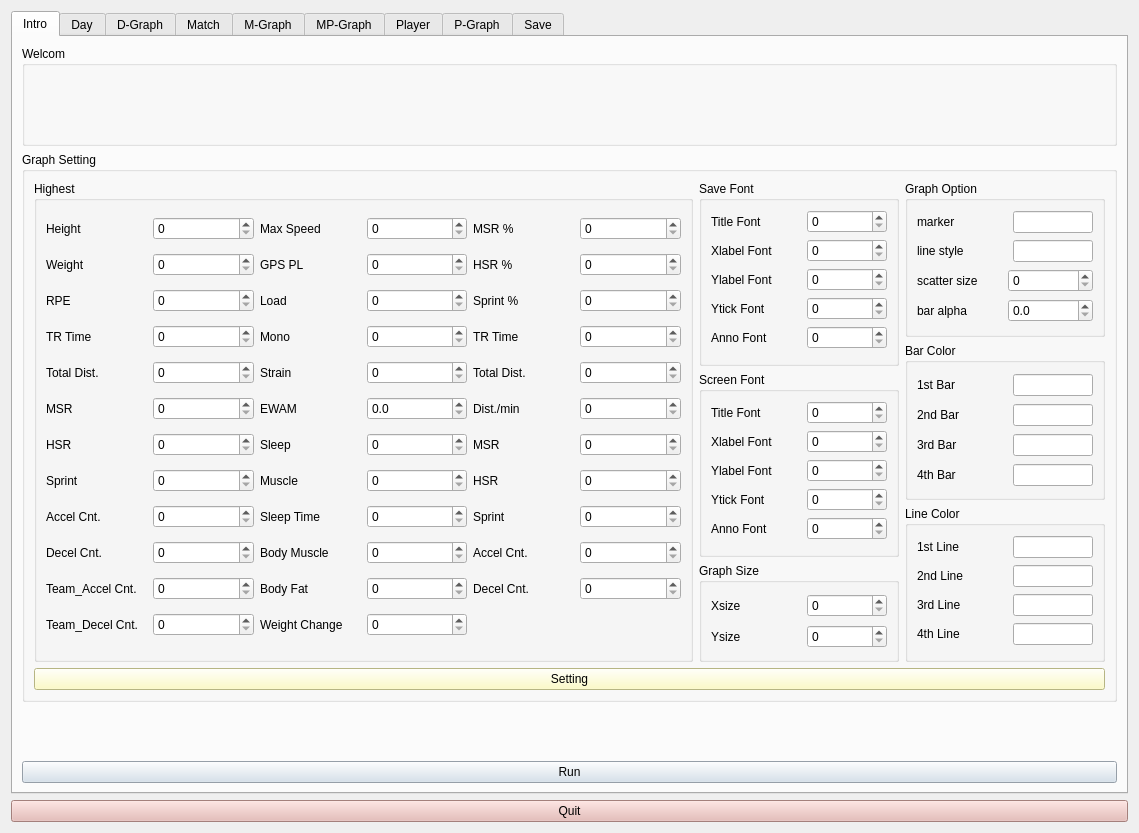
The window that uiFiles/physico_main.ui (sseungyong/physico_project) describes before a commit, drawn with Qt 5.
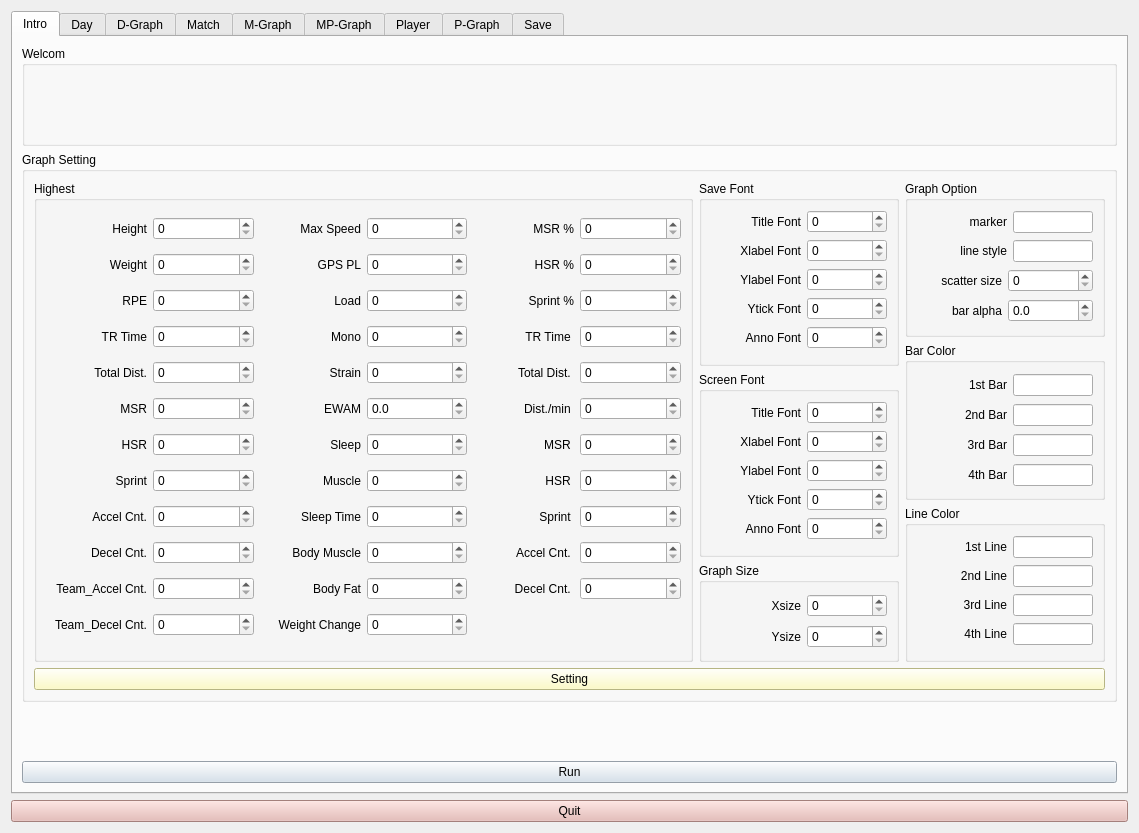
The same window after the commit. Icons and pictures are not drawn.

```diff
--- a/uiFiles/physico_main.ui
+++ b/uiFiles/physico_main.ui
@@ -113,6 +113,9 @@
                    <property name="text">
                     <string>Total Dist.</string>
                    </property>
+                   <property name="alignment">
+                    <set>Qt::AlignRight|Qt::AlignTrailing|Qt::AlignVCenter</set>
+                   </property>
                   </widget>
                  </item>
                  <item>
@@ -134,6 +137,9 @@
                    <property name="text">
                     <string>Height</string>
                    </property>
+                   <property name="alignment">
+                    <set>Qt::AlignRight|Qt::AlignTrailing|Qt::AlignVCenter</set>
+                   </property>
                   </widget>
                  </item>
                  <item>
@@ -155,6 +161,9 @@
                    <property name="text">
                     <string>Weight</string>
                    </property>
+                   <property name="alignment">
+                    <set>Qt::AlignRight|Qt::AlignTrailing|Qt::AlignVCenter</set>
+                   </property>
                   </widget>
                  </item>
                  <item>
@@ -176,6 +185,9 @@
                    <property name="text">
                     <string>GPS PL</string>
                    </property>
+                   <property name="alignment">
+                    <set>Qt::AlignRight|Qt::AlignTrailing|Qt::AlignVCenter</set>
+                   </property>
                   </widget>
                  </item>
                  <item>
@@ -197,6 +209,9 @@
                    <property name="text">
                     <string>Load</string>
                    </property>
+                   <property name="alignment">
+                    <set>Qt::AlignRight|Qt::AlignTrailing|Qt::AlignVCenter</set>
+                   </property>
                   </widget>
                  </item>
                  <item>
@@ -218,6 +233,9 @@
                    <property name="text">
                     <string>Max Speed</string>
                    </property>
+                   <property name="alignment">
+                    <set>Qt::AlignRight|Qt::AlignTrailing|Qt::AlignVCenter</set>
+                   </property>
                   </widget>
                  </item>
                  <item>
@@ -239,6 +257,9 @@
                    <property name="text">
                     <string>MSR %</string>
                    </property>
+                   <property name="alignment">
+                    <set>Qt::AlignRight|Qt::AlignTrailing|Qt::AlignVCenter</set>
+                   </property>
                   </widget>
                  </item>
                  <item>
@@ -257,6 +278,9 @@
                    <property name="text">
                     <string>RPE</string>
                    </property>
+                   <property name="alignment">
+                    <set>Qt::AlignRight|Qt::AlignTrailing|Qt::AlignVCenter</set>
+                   </property>
                   </widget>
                  </item>
                  <item>
@@ -275,6 +299,9 @@
                    <property name="text">
                     <string>MSR</string>
                    </property>
+                   <property name="alignment">
+                    <set>Qt::AlignRight|Qt::AlignTrailing|Qt::AlignVCenter</set>
+                   </property>
                   </widget>
                  </item>
                  <item>
@@ -296,6 +323,9 @@
                    <property name="text">
                     <string>Sprint %</string>
                    </property>
+                   <property name="alignment">
+                    <set>Qt::AlignRight|Qt::AlignTrailing|Qt::AlignVCenter</set>
+                   </property>
                   </widget>
                  </item>
                  <item>
@@ -314,6 +344,9 @@
                    <property name="text">
                     <string>Mono</string>
                    </property>
+                   <property name="alignment">
+                    <set>Qt::AlignRight|Qt::AlignTrailing|Qt::AlignVCenter</set>
+                   </property>
                   </widget>
                  </item>
                  <item>
@@ -332,6 +365,9 @@
                    <property name="text">
                     <string>TR Time &lt;SUM&gt;</string>
                    </property>
+                   <property name="alignment">
+                    <set>Qt::AlignRight|Qt::AlignTrailing|Qt::AlignVCenter</set>
+                   </property>
                   </widget>
                  </item>
                  <item>
@@ -353,6 +389,9 @@
                    <property name="text">
                     <string>Strain</string>
                    </property>
+                   <property name="alignment">
+                    <set>Qt::AlignRight|Qt::AlignTrailing|Qt::AlignVCenter</set>
+                   </property>
                   </widget>
                  </item>
                  <item>
@@ -374,6 +413,9 @@
                    <property name="text">
                     <string>HSR %</string>
                    </property>
+                   <property name="alignment">
+                    <set>Qt::AlignRight|Qt::AlignTrailing|Qt::AlignVCenter</set>
+                   </property>
                   </widget>
                  </item>
                  <item>
@@ -392,6 +434,9 @@
                    <property name="text">
                     <string>TR Time</string>
                    </property>
+                   <property name="alignment">
+                    <set>Qt::AlignRight|Qt::AlignTrailing|Qt::AlignVCenter</set>
+                   </property>
                   </widget>
                  </item>
                  <item>
@@ -413,6 +458,9 @@
                    <property name="text">
                     <string>Team_Decel Cnt.</string>
                    </property>
+                   <property name="alignment">
+                    <set>Qt::AlignRight|Qt::AlignTrailing|Qt::AlignVCenter</set>
+                   </property>
                   </widget>
                  </item>
                  <item>
@@ -434,6 +482,9 @@
                    <property name="text">
                     <string>Decel Cnt.</string>
                    </property>
+                   <property name="alignment">
+                    <set>Qt::AlignRight|Qt::AlignTrailing|Qt::AlignVCenter</set>
+                   </property>
                   </widget>
                  </item>
                  <item>
@@ -455,6 +506,9 @@
                    <property name="text">
                     <string>Sprint</string>
                    </property>
+                   <property name="alignment">
+                    <set>Qt::AlignRight|Qt::AlignTrailing|Qt::AlignVCenter</set>
+                   </property>
                   </widget>
                  </item>
                  <item>
@@ -476,6 +530,9 @@
                    <property name="text">
                     <string>Decel Cnt. &lt;SUM&gt;</string>
                    </property>
+                   <property name="alignment">
+                    <set>Qt::AlignRight|Qt::AlignTrailing|Qt::AlignVCenter</set>
+                   </property>
                   </widget>
                  </item>
                  <item>
@@ -497,6 +554,9 @@
                    <property name="text">
                     <string>Total Dist. &lt;SUM&gt;</string>
                    </property>
+                   <property name="alignment">
+                    <set>Qt::AlignRight|Qt::AlignTrailing|Qt::AlignVCenter</set>
+                   </property>
                   </widget>
                  </item>
                  <item>
@@ -518,6 +578,9 @@
                    <property name="text">
                     <string>Body Muscle</string>
                    </property>
+                   <property name="alignment">
+                    <set>Qt::AlignRight|Qt::AlignTrailing|Qt::AlignVCenter</set>
+                   </property>
                   </widget>
                  </item>
                  <item>
@@ -539,6 +602,9 @@
                    <property name="text">
                     <string>Weight Change</string>
                    </property>
+                   <property name="alignment">
+                    <set>Qt::AlignRight|Qt::AlignTrailing|Qt::AlignVCenter</set>
+                   </property>
                   </widget>
                  </item>
                  <item>
@@ -557,6 +623,9 @@
                    <property name="text">
                     <string>MSR &lt;SUM&gt;</string>
                    </property>
+                   <property name="alignment">
+                    <set>Qt::AlignRight|Qt::AlignTrailing|Qt::AlignVCenter</set>
+                   </property>
                   </widget>
                  </item>
                  <item>
@@ -578,6 +647,9 @@
                    <property name="text">
                     <string>Sleep</string>
                    </property>
+                   <property name="alignment">
+                    <set>Qt::AlignRight|Qt::AlignTrailing|Qt::AlignVCenter</set>
+                   </property>
                   </widget>
                  </item>
                  <item>
@@ -596,6 +668,9 @@
                    <property name="text">
                     <string>Accel Cnt. &lt;SUM&gt;</string>
                    </property>
+                   <property name="alignment">
+                    <set>Qt::AlignRight|Qt::AlignTrailing|Qt::AlignVCenter</set>
+                   </property>
                   </widget>
                  </item>
                  <item>
@@ -617,6 +692,9 @@
                    <property name="text">
                     <string>HSR</string>
                    </property>
+                   <property name="alignment">
+                    <set>Qt::AlignRight|Qt::AlignTrailing|Qt::AlignVCenter</set>
+                   </property>
                   </widget>
                  </item>
                  <item>
@@ -638,6 +716,9 @@
                    <property name="text">
                     <string>Team_Accel Cnt.</string>
                    </property>
+                   <property name="alignment">
+                    <set>Qt::AlignRight|Qt::AlignTrailing|Qt::AlignVCenter</set>
+                   </property>
                   </widget>
                  </item>
                  <item>
@@ -659,6 +740,9 @@
                    <property name="text">
                     <string>EWAM</string>
                    </property>
+                   <property name="alignment">
+                    <set>Qt::AlignRight|Qt::AlignTrailing|Qt::AlignVCenter</set>
+                   </property>
                   </widget>
                  </item>
                  <item>
@@ -680,6 +764,9 @@
                    <property name="text">
                     <string>Accel Cnt.</string>
                    </property>
+                   <property name="alignment">
+                    <set>Qt::AlignRight|Qt::AlignTrailing|Qt::AlignVCenter</set>
+                   </property>
                   </widget>
                  </item>
                  <item>
@@ -701,6 +788,9 @@
                    <property name="text">
                     <string>Muscle</string>
                    </property>
+                   <property name="alignment">
+                    <set>Qt::AlignRight|Qt::AlignTrailing|Qt::AlignVCenter</set>
+                   </property>
                   </widget>
                  </item>
                  <item>
@@ -719,6 +809,9 @@
                    <property name="text">
                     <string>Sleep Time</string>
                    </property>
+                   <property name="alignment">
+                    <set>Qt::AlignRight|Qt::AlignTrailing|Qt::AlignVCenter</set>
+                   </property>
                   </widget>
                  </item>
                  <item>
@@ -737,6 +830,9 @@
                    <property name="text">
                     <string>Dist./min &lt;SUM&gt;</string>
                    </property>
+                   <property name="alignment">
+                    <set>Qt::AlignRight|Qt::AlignTrailing|Qt::AlignVCenter</set>
+                   </property>
                   </widget>
                  </item>
                  <item>
@@ -758,6 +854,9 @@
                    <property name="text">
                     <string>Body Fat</string>
                    </property>
+                   <property name="alignment">
+                    <set>Qt::AlignRight|Qt::AlignTrailing|Qt::AlignVCenter</set>
+                   </property>
                   </widget>
                  </item>
                  <item>
@@ -779,6 +878,9 @@
                    <property name="text">
                     <string>Sprint &lt;SUM&gt;</string>
                    </property>
+                   <property name="alignment">
+                    <set>Qt::AlignRight|Qt::AlignTrailing|Qt::AlignVCenter</set>
+                   </property>
                   </widget>
                  </item>
                  <item>
@@ -800,6 +902,9 @@
                    <property name="text">
                     <string>HSR &lt;SUM&gt;</string>
                    </property>
+                   <property name="alignment">
+                    <set>Qt::AlignRight|Qt::AlignTrailing|Qt::AlignVCenter</set>
+                   </property>
                   </widget>
                  </item>
                  <item>
@@ -855,6 +960,9 @@
                      <property name="text">
                       <string>Title Font</string>
                      </property>
+                     <property name="alignment">
+                      <set>Qt::AlignRight|Qt::AlignTrailing|Qt::AlignVCenter</set>
+                     </property>
                     </widget>
                    </item>
                    <item>
@@ -882,6 +990,9 @@
                      <property name="text">
                       <string>Xlabel Font</string>
                      </property>
+                     <property name="alignment">
+                      <set>Qt::AlignRight|Qt::AlignTrailing|Qt::AlignVCenter</set>
+                     </property>
                     </widget>
                    </item>
                    <item>
@@ -909,6 +1020,9 @@
                      <property name="text">
                       <string>Ylabel Font</string>
                      </property>
+                     <property name="alignment">
+                      <set>Qt::AlignRight|Qt::AlignTrailing|Qt::AlignVCenter</set>
+                     </property>
                     </widget>
                    </item>
                    <item>
@@ -936,6 +1050,9 @@
                      <property name="text">
                       <string>Ytick Font</string>
                      </property>
+                     <property name="alignment">
+                      <set>Qt::AlignRight|Qt::AlignTrailing|Qt::AlignVCenter</set>
+                     </property>
                     </widget>
                    </item>
                    <item>
@@ -963,6 +1080,9 @@
                      <property name="text">
                       <string>Anno Font</string>
                      </property>
+                     <property name="alignment">
+                      <set>Qt::AlignRight|Qt::AlignTrailing|Qt::AlignVCenter</set>
+                     </property>
                     </widget>
                    </item>
                    <item>
@@ -1011,6 +1131,9 @@
                      <property name="text">
                       <string>Title Font</string>
                      </property>
+                     <property name="alignment">
+                      <set>Qt::AlignRight|Qt::AlignTrailing|Qt::AlignVCenter</set>
+                     </property>
                     </widget>
                    </item>
                    <item>
@@ -1038,6 +1161,9 @@
                      <property name="text">
                       <string>Xlabel Font</string>
                      </property>
+                     <property name="alignment">
+                      <set>Qt::AlignRight|Qt::AlignTrailing|Qt::AlignVCenter</set>
+                     </property>
                     </widget>
                    </item>
                    <item>
@@ -1065,6 +1191,9 @@
                      <property name="text">
                       <string>Ylabel Font</string>
                      </property>
+                     <property name="alignment">
+                      <set>Qt::AlignRight|Qt::AlignTrailing|Qt::AlignVCenter</set>
+                     </property>
                     </widget>
                    </item>
                    <item>
@@ -1092,6 +1221,9 @@
                      <property name="text">
                       <string>Ytick Font</string>
                      </property>
+                     <property name="alignment">
+                      <set>Qt::AlignRight|Qt::AlignTrailing|Qt::AlignVCenter</set>
+                     </property>
                     </widget>
                    </item>
                    <item>
@@ -1119,6 +1251,9 @@
                      <property name="text">
                       <string>Anno Font</string>
                      </property>
+                     <property name="alignment">
+                      <set>Qt::AlignRight|Qt::AlignTrailing|Qt::AlignVCenter</set>
+                     </property>
                     </widget>
                    </item>
                    <item>
@@ -1161,6 +1296,9 @@
                      <property name="text">
                       <string>Xsize</string>
                      </property>
+                     <property name="alignment">
+                      <set>Qt::AlignRight|Qt::AlignTrailing|Qt::AlignVCenter</set>
+                     </property>
                     </widget>
                    </item>
                    <item>
@@ -1188,6 +1326,9 @@
                      <property name="text">
                       <string>Ysize</string>
                      </property>
+                     <property name="alignment">
+                      <set>Qt::AlignRight|Qt::AlignTrailing|Qt::AlignVCenter</set>
+                     </property>
                     </widget>
                    </item>
                    <item>
@@ -1234,6 +1375,9 @@
                      <property name="text">
                       <string>marker</string>
                      </property>
+                     <property name="alignment">
+                      <set>Qt::AlignRight|Qt::AlignTrailing|Qt::AlignVCenter</set>
+                     </property>
                     </widget>
                    </item>
                    <item>
@@ -1255,6 +1399,9 @@
                      <property name="text">
                       <string>line style</string>
                      </property>
+                     <property name="alignment">
+                      <set>Qt::AlignRight|Qt::AlignTrailing|Qt::AlignVCenter</set>
+                     </property>
                     </widget>
                    </item>
                    <item>
@@ -1276,6 +1423,9 @@
                      <property name="text">
                       <string>scatter size</string>
                      </property>
+                     <property name="alignment">
+                      <set>Qt::AlignRight|Qt::AlignTrailing|Qt::AlignVCenter</set>
+                     </property>
                     </widget>
                    </item>
                    <item>
@@ -1290,6 +1440,9 @@
                      <property name="text">
                       <string>bar alpha</string>
                      </property>
+                     <property name="alignment">
+                      <set>Qt::AlignRight|Qt::AlignTrailing|Qt::AlignVCenter</set>
+                     </property>
                     </widget>
                    </item>
                    <item>
@@ -1329,6 +1482,9 @@
                      <property name="text">
                       <string>1st Bar</string>
                      </property>
+                     <property name="alignment">
+                      <set>Qt::AlignRight|Qt::AlignTrailing|Qt::AlignVCenter</set>
+                     </property>
                     </widget>
                    </item>
                    <item>
@@ -1350,6 +1506,9 @@
                      <property name="text">
                       <string>2nd Bar</string>
                      </property>
+                     <property name="alignment">
+                      <set>Qt::AlignRight|Qt::AlignTrailing|Qt::AlignVCenter</set>
+                     </property>
                     </widget>
                    </item>
                    <item>
@@ -1371,6 +1530,9 @@
                      <property name="text">
                       <string>3rd Bar</string>
                      </property>
+                     <property name="alignment">
+                      <set>Qt::AlignRight|Qt::AlignTrailing|Qt::AlignVCenter</set>
+                     </property>
                     </widget>
                    </item>
                    <item>
@@ -1392,6 +1554,9 @@
                      <property name="text">
                       <string>4th Bar</string>
                      </property>
+                     <property name="alignment">
+                      <set>Qt::AlignRight|Qt::AlignTrailing|Qt::AlignVCenter</set>
+                     </property>
                     </widget>
                    </item>
                    <item>
@@ -1428,6 +1593,9 @@
                      <property name="text">
                       <string>1st Line</string>
                      </property>
+                     <property name="alignment">
+                      <set>Qt::AlignRight|Qt::AlignTrailing|Qt::AlignVCenter</set>
+                     </property>
                     </widget>
                    </item>
                    <item>
@@ -1449,6 +1617,9 @@
                      <property name="text">
                       <string>2nd Line</string>
                      </property>
+                     <property name="alignment">
+                      <set>Qt::AlignRight|Qt::AlignTrailing|Qt::AlignVCenter</set>
+                     </property>
                     </widget>
                    </item>
                    <item>
@@ -1470,6 +1641,9 @@
                      <property name="text">
                       <string>3rd Line</string>
                      </property>
+                     <property name="alignment">
+                      <set>Qt::AlignRight|Qt::AlignTrailing|Qt::AlignVCenter</set>
+                     </property>
                     </widget>
                    </item>
                    <item>
@@ -1491,6 +1665,9 @@
                      <property name="text">
                       <string>4th Line</string>
                      </property>
+                     <property name="alignment">
+                      <set>Qt::AlignRight|Qt::AlignTrailing|Qt::AlignVCenter</set>
+                     </property>
                     </widget>
                    </item>
                    <item>
```
Left out of the diff: 55 changed lines with no effect on the pictures.
